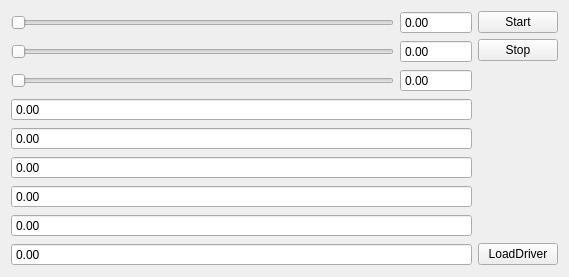
Old version of the form packages/plugin_library/SimpleUi/RobotXyz/RobotXyzWidget.ui in the repository Chunting/UrRobotControllerInTCP.
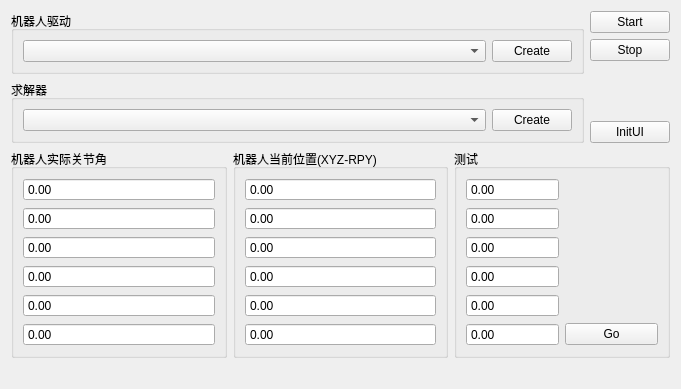
New version of the form.

Commit message: 增加简易的演示，逆运动UI

```diff
--- a/packages/plugin_library/SimpleUi/RobotXyz/RobotXyzWidget.ui
+++ b/packages/plugin_library/SimpleUi/RobotXyz/RobotXyzWidget.ui
@@ -6,86 +6,157 @@
    <rect>
     <x>0</x>
     <y>0</y>
-    <width>569</width>
-    <height>277</height>
+    <width>681</width>
+    <height>327</height>
    </rect>
   </property>
   <property name="windowTitle">
    <string>Form</string>
   </property>
-  <layout class="QGridLayout" name="gridLayout_2">
-   <item row="0" column="2">
+  <layout class="QGridLayout" name="gridLayout_7">
+   <item row="1" column="0">
+    <widget class="QGroupBox" name="groupBox_3">
+     <property name="title">
+      <string>机器人实际关节角</string>
+     </property>
+     <layout class="QGridLayout" name="gridLayout_3">
+      <item row="0" column="0">
+       <widget class="QDoubleSpinBox" name="dsbRealJoint_1">
+        <property name="buttonSymbols">
+         <enum>QAbstractSpinBox::NoButtons</enum>
+        </property>
+        <property name="minimum">
+         <double>-999999.000000000000000</double>
+        </property>
+        <property name="maximum">
+         <double>999999.000000000000000</double>
+        </property>
+       </widget>
+      </item>
+      <item row="1" column="0">
+       <widget class="QDoubleSpinBox" name="dsbRealJoint_2">
+        <property name="buttonSymbols">
+         <enum>QAbstractSpinBox::NoButtons</enum>
+        </property>
+        <property name="minimum">
+         <double>-999999.000000000000000</double>
+        </property>
+        <property name="maximum">
+         <double>999999.000000000000000</double>
+        </property>
+       </widget>
+      </item>
+      <item row="2" column="0">
+       <widget class="QDoubleSpinBox" name="dsbRealJoint_3">
+        <property name="buttonSymbols">
+         <enum>QAbstractSpinBox::NoButtons</enum>
+        </property>
+        <property name="minimum">
+         <double>-999999.000000000000000</double>
+        </property>
+        <property name="maximum">
+         <double>999999.000000000000000</double>
+        </property>
+       </widget>
+      </item>
+      <item row="3" column="0">
+       <widget class="QDoubleSpinBox" name="dsbRealJoint_4">
+        <property name="buttonSymbols">
+         <enum>QAbstractSpinBox::NoButtons</enum>
+        </property>
+        <property name="minimum">
+         <double>-999999.000000000000000</double>
+        </property>
+        <property name="maximum">
+         <double>999999.000000000000000</double>
+        </property>
+       </widget>
+      </item>
+      <item row="4" column="0">
+       <widget class="QDoubleSpinBox" name="dsbRealJoint_5">
+        <property name="buttonSymbols">
+         <enum>QAbstractSpinBox::NoButtons</enum>
+        </property>
+        <property name="minimum">
+         <double>-999999.000000000000000</double>
+        </property>
+        <property name="maximum">
+         <double>999999.000000000000000</double>
+        </property>
+       </widget>
+      </item>
+      <item row="5" column="0">
+       <widget class="QDoubleSpinBox" name="dsbRealJoint_6">
+        <property name="buttonSymbols">
+         <enum>QAbstractSpinBox::NoButtons</enum>
+        </property>
+        <property name="minimum">
+         <double>-999999.000000000000000</double>
+        </property>
+        <property name="maximum">
+         <double>999999.000000000000000</double>
+        </property>
+       </widget>
+      </item>
+     </layout>
+    </widget>
+   </item>
+   <item row="0" column="0" colspan="3">
+    <layout class="QGridLayout" name="gridLayout_6" columnstretch="100,1">
+     <item row="0" column="0">
+      <widget class="QGroupBox" name="groupBox">
+       <property name="title">
+        <string>机器人驱动</string>
+       </property>
+       <layout class="QGridLayout" name="gridLayout">
+        <item row="0" column="0">
+         <widget class="QComboBox" name="cboArmRobotList"/>
+        </item>
+        <item row="0" column="1">
+         <widget class="QPushButton" name="btnCreateArmRobot">
+          <property name="sizePolicy">
+           <sizepolicy hsizetype="Maximum" vsizetype="Fixed">
+            <horstretch>0</horstretch>
+            <verstretch>0</verstretch>
+           </sizepolicy>
+          </property>
+          <property name="text">
+           <string>Create</string>
+          </property>
+         </widget>
+        </item>
+       </layout>
+      </widget>
+     </item>
+     <item row="0" column="1" rowspan="2">
+      <layout class="QVBoxLayout" name="verticalLayout">
+       <item>
     <widget class="QPushButton" name="btnStart">
+         <property name="sizePolicy">
+          <sizepolicy hsizetype="Maximum" vsizetype="Fixed">
+           <horstretch>0</horstretch>
+           <verstretch>0</verstretch>
+          </sizepolicy>
+         </property>
      <property name="text">
       <string>Start</string>
      </property>
     </widget>
    </item>
-   <item row="0" column="0" rowspan="3">
-    <layout class="QGridLayout" name="gridLayout">
-     <item row="0" column="0">
-      <widget class="QSlider" name="slider_x">
-       <property name="orientation">
-        <enum>Qt::Horizontal</enum>
-       </property>
-      </widget>
-     </item>
-     <item row="1" column="0">
-      <widget class="QSlider" name="slider_y">
-       <property name="orientation">
-        <enum>Qt::Horizontal</enum>
+       <item>
+        <widget class="QPushButton" name="btnStop">
+         <property name="sizePolicy">
+          <sizepolicy hsizetype="Maximum" vsizetype="Fixed">
+           <horstretch>0</horstretch>
+           <verstretch>0</verstretch>
+          </sizepolicy>
+         </property>
+         <property name="text">
+          <string>Stop</string>
        </property>
       </widget>
      </item>
-     <item row="1" column="1">
-      <widget class="QDoubleSpinBox" name="dsb_y">
-       <property name="buttonSymbols">
-        <enum>QAbstractSpinBox::NoButtons</enum>
-       </property>
-       <property name="minimum">
-        <double>-9999999.000000000000000</double>
-       </property>
-       <property name="maximum">
-        <double>9999999.000000000000000</double>
-       </property>
-      </widget>
-     </item>
-     <item row="2" column="0">
-      <widget class="QSlider" name="slider_z">
-       <property name="orientation">
-        <enum>Qt::Horizontal</enum>
-       </property>
-      </widget>
-     </item>
-     <item row="2" column="1">
-      <widget class="QDoubleSpinBox" name="dsb_z">
-       <property name="buttonSymbols">
-        <enum>QAbstractSpinBox::NoButtons</enum>
-       </property>
-       <property name="minimum">
-        <double>-9999999.000000000000000</double>
-       </property>
-       <property name="maximum">
-        <double>9999999.000000000000000</double>
-       </property>
-      </widget>
-     </item>
-     <item row="0" column="1">
-      <widget class="QDoubleSpinBox" name="dsb_x">
-       <property name="buttonSymbols">
-        <enum>QAbstractSpinBox::NoButtons</enum>
-       </property>
-       <property name="minimum">
-        <double>-9999999.000000000000000</double>
-       </property>
-       <property name="maximum">
-        <double>9999999.000000000000000</double>
-       </property>
-      </widget>
-     </item>
-    </layout>
-   </item>
-   <item row="3" column="2">
+       <item>
     <spacer name="verticalSpacer">
      <property name="orientation">
       <enum>Qt::Vertical</enum>
@@ -93,100 +164,238 @@
      <property name="sizeHint" stdset="0">
       <size>
        <width>20</width>
-       <height>158</height>
+           <height>40</height>
       </size>
      </property>
     </spacer>
    </item>
-   <item row="7" column="0">
-    <widget class="QDoubleSpinBox" name="dsb_j3">
-     <property name="buttonSymbols">
-      <enum>QAbstractSpinBox::NoButtons</enum>
-     </property>
-     <property name="minimum">
-      <double>-9999999.000000000000000</double>
-     </property>
-     <property name="maximum">
-      <double>9999999.000000000000000</double>
-     </property>
-    </widget>
+       <item>
+        <widget class="QPushButton" name="btnInit">
+         <property name="sizePolicy">
+          <sizepolicy hsizetype="Maximum" vsizetype="Fixed">
+           <horstretch>0</horstretch>
+           <verstretch>0</verstretch>
+          </sizepolicy>
+         </property>
+         <property name="text">
+          <string>InitUI</string>
+         </property>
+        </widget>
+       </item>
+      </layout>
+     </item>
+     <item row="1" column="0">
+      <widget class="QGroupBox" name="groupBox_2">
+       <property name="title">
+        <string>求解器</string>
+       </property>
+       <layout class="QGridLayout" name="gridLayout_2">
+        <item row="0" column="0">
+         <widget class="QComboBox" name="cboArmIkList"/>
+        </item>
+        <item row="0" column="1">
+         <widget class="QPushButton" name="btnCreateIk">
+          <property name="sizePolicy">
+           <sizepolicy hsizetype="Maximum" vsizetype="Fixed">
+            <horstretch>0</horstretch>
+            <verstretch>0</verstretch>
+           </sizepolicy>
+          </property>
+          <property name="text">
+           <string>Create</string>
+          </property>
+         </widget>
+        </item>
+       </layout>
+      </widget>
+     </item>
+    </layout>
    </item>
    <item row="1" column="2">
-    <widget class="QPushButton" name="btnStop">
-     <property name="text">
-      <string>Stop</string>
+    <widget class="QGroupBox" name="groupBox_5">
+     <property name="title">
+      <string>测试</string>
      </property>
-    </widget>
-   </item>
-   <item row="9" column="2">
-    <widget class="QPushButton" name="btnLoadDriver">
-     <property name="text">
-      <string>LoadDriver</string>
-     </property>
-    </widget>
-   </item>
-   <item row="8" column="0">
-    <widget class="QDoubleSpinBox" name="dsb_j4">
+     <layout class="QGridLayout" name="gridLayout_5">
+      <item row="0" column="0">
+       <widget class="QDoubleSpinBox" name="dsbCmd_1">
+        <property name="buttonSymbols">
+         <enum>QAbstractSpinBox::NoButtons</enum>
+        </property>
+        <property name="minimum">
+         <double>-999999.000000000000000</double>
+        </property>
+        <property name="maximum">
+         <double>999999.000000000000000</double>
+        </property>
+       </widget>
+      </item>
+      <item row="1" column="0">
+       <widget class="QDoubleSpinBox" name="dsbCmd_2">
+        <property name="buttonSymbols">
+         <enum>QAbstractSpinBox::NoButtons</enum>
+        </property>
+        <property name="minimum">
+         <double>-999999.000000000000000</double>
+        </property>
+        <property name="maximum">
+         <double>999999.000000000000000</double>
+        </property>
+       </widget>
+      </item>
+      <item row="2" column="0">
+       <widget class="QDoubleSpinBox" name="dsbCmd_3">
      <property name="buttonSymbols">
       <enum>QAbstractSpinBox::NoButtons</enum>
      </property>
      <property name="minimum">
-      <double>-9999999.000000000000000</double>
+         <double>-999999.000000000000000</double>
      </property>
      <property name="maximum">
-      <double>9999999.000000000000000</double>
+         <double>999999.000000000000000</double>
      </property>
     </widget>
    </item>
-   <item row="9" column="0">
-    <widget class="QDoubleSpinBox" name="dsb_j5">
+      <item row="3" column="0">
+       <widget class="QDoubleSpinBox" name="dsbCmd_4">
      <property name="buttonSymbols">
       <enum>QAbstractSpinBox::NoButtons</enum>
      </property>
      <property name="minimum">
-      <double>-9999999.000000000000000</double>
+         <double>-999999.000000000000000</double>
      </property>
      <property name="maximum">
-      <double>9999999.000000000000000</double>
+         <double>999999.000000000000000</double>
      </property>
     </widget>
    </item>
    <item row="4" column="0">
-    <widget class="QDoubleSpinBox" name="dsb_j0">
+       <widget class="QDoubleSpinBox" name="dsbCmd_5">
      <property name="buttonSymbols">
       <enum>QAbstractSpinBox::NoButtons</enum>
      </property>
      <property name="minimum">
-      <double>-9999999.000000000000000</double>
+         <double>-999999.000000000000000</double>
      </property>
      <property name="maximum">
-      <double>9999999.000000000000000</double>
+         <double>999999.000000000000000</double>
      </property>
     </widget>
    </item>
-   <item row="6" column="0">
-    <widget class="QDoubleSpinBox" name="dsb_j2">
+      <item row="5" column="0">
+       <widget class="QDoubleSpinBox" name="dsbCmd_6">
      <property name="buttonSymbols">
       <enum>QAbstractSpinBox::NoButtons</enum>
      </property>
      <property name="minimum">
-      <double>-9999999.000000000000000</double>
+         <double>-999999.000000000000000</double>
      </property>
      <property name="maximum">
-      <double>9999999.000000000000000</double>
+         <double>999999.000000000000000</double>
      </property>
     </widget>
    </item>
+      <item row="5" column="1">
+       <widget class="QPushButton" name="btnGo">
+        <property name="text">
+         <string>Go</string>
+        </property>
+       </widget>
+      </item>
+     </layout>
+    </widget>
+   </item>
+   <item row="1" column="1">
+    <widget class="QGroupBox" name="groupBox_4">
+     <property name="title">
+      <string>机器人当前位置(XYZ-RPY)</string>
+     </property>
+     <layout class="QGridLayout" name="gridLayout_4">
+      <item row="0" column="0">
+       <widget class="QDoubleSpinBox" name="dsbActual_X">
+        <property name="buttonSymbols">
+         <enum>QAbstractSpinBox::NoButtons</enum>
+        </property>
+        <property name="minimum">
+         <double>-999999.000000000000000</double>
+        </property>
+        <property name="maximum">
+         <double>999999.000000000000000</double>
+        </property>
+       </widget>
+      </item>
+      <item row="1" column="0">
+       <widget class="QDoubleSpinBox" name="dsbActual_Y">
+        <property name="buttonSymbols">
+         <enum>QAbstractSpinBox::NoButtons</enum>
+        </property>
+        <property name="minimum">
+         <double>-999999.000000000000000</double>
+        </property>
+        <property name="maximum">
+         <double>999999.000000000000000</double>
+        </property>
+       </widget>
+      </item>
+      <item row="2" column="0">
+       <widget class="QDoubleSpinBox" name="dsbActual_Z">
+        <property name="buttonSymbols">
+         <enum>QAbstractSpinBox::NoButtons</enum>
+        </property>
+        <property name="minimum">
+         <double>-999999.000000000000000</double>
+        </property>
+        <property name="maximum">
+         <double>999999.000000000000000</double>
+        </property>
+       </widget>
+      </item>
+      <item row="3" column="0">
+       <widget class="QDoubleSpinBox" name="dsbActual_R">
+        <property name="buttonSymbols">
+         <enum>QAbstractSpinBox::NoButtons</enum>
+        </property>
+        <property name="minimum">
+         <double>-999999.000000000000000</double>
+        </property>
+        <property name="maximum">
+         <double>999999.000000000000000</double>
+        </property>
+       </widget>
+      </item>
+      <item row="4" column="0">
+       <widget class="QDoubleSpinBox" name="dsbActual_P">
+        <property name="buttonSymbols">
+         <enum>QAbstractSpinBox::NoButtons</enum>
+        </property>
+        <property name="minimum">
+         <double>-999999.000000000000000</double>
+        </property>
+        <property name="maximum">
+         <double>999999.000000000000000</double>
+        </property>
+       </widget>
+      </item>
    <item row="5" column="0">
-    <widget class="QDoubleSpinBox" name="dsb_j1">
+       <widget class="QDoubleSpinBox" name="dsbActual_y">
      <property name="buttonSymbols">
       <enum>QAbstractSpinBox::NoButtons</enum>
      </property>
      <property name="minimum">
-      <double>-9999999.000000000000000</double>
+         <double>-999999.000000000000000</double>
      </property>
      <property name="maximum">
-      <double>9999999.000000000000000</double>
+         <double>999999.000000000000000</double>
+        </property>
+       </widget>
+      </item>
+     </layout>
+    </widget>
+   </item>
+   <item row="2" column="0" colspan="3">
+    <widget class="QLabel" name="label">
+     <property name="text">
+      <string/>
      </property>
     </widget>
    </item>
```
Lines whose indentation alone changed are shown as unchanged. The commit also changes 2 other files.
